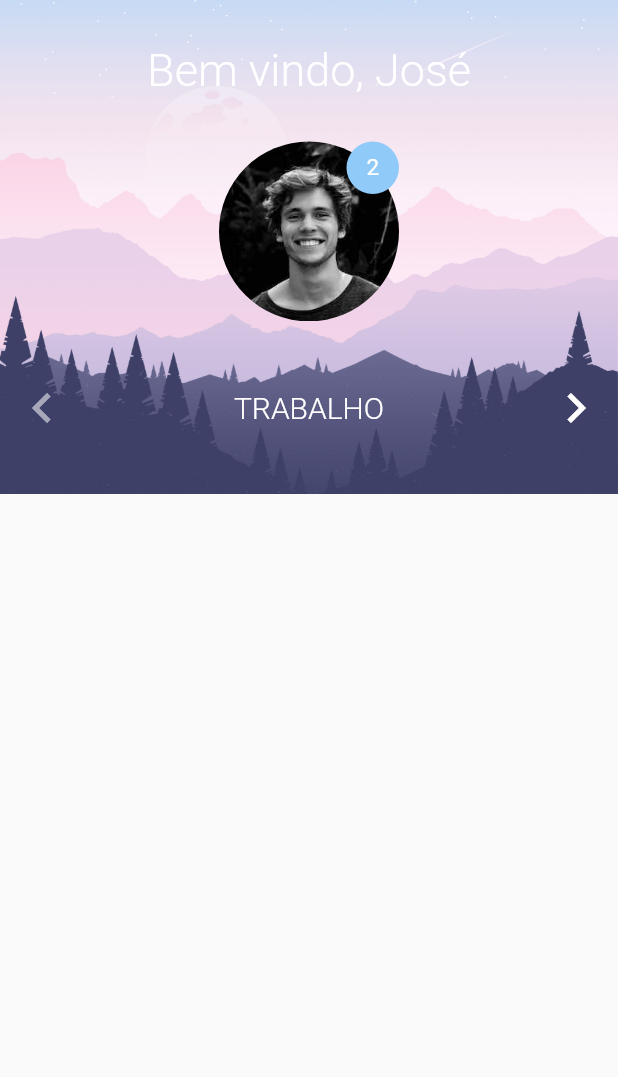
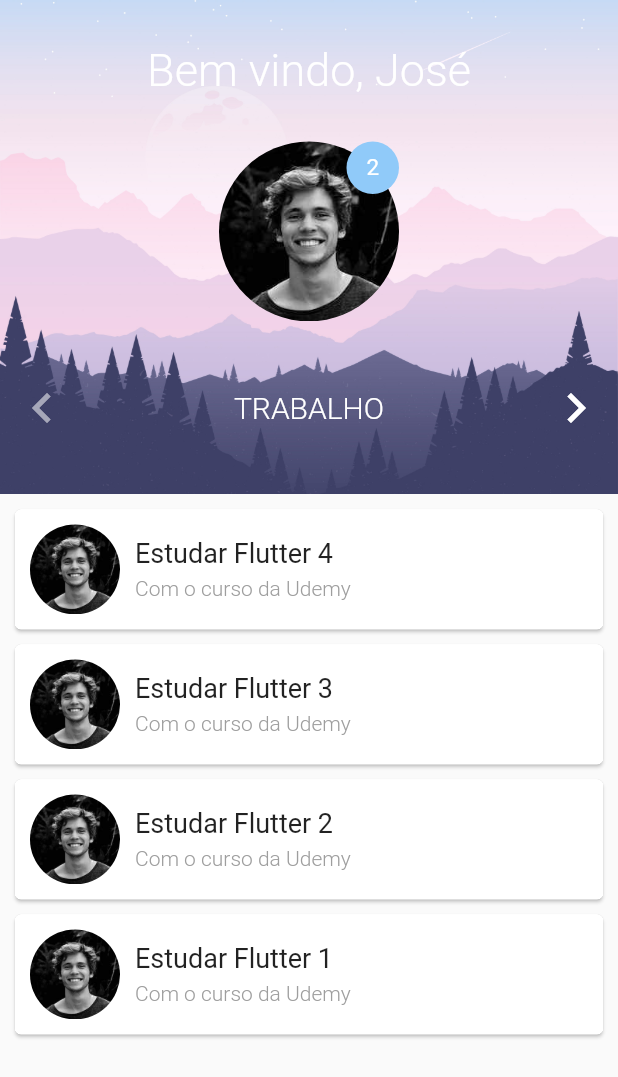
Before and after one commit to josechagas/LearningFlutter, a Flutter app: the screen it shows after launch, on a phone screen of 412 x 824 dp. Shown: the top 1077 px of the screen. Run offline on Flutter 3.47's test engine with Material 2 defaults, Android fonts, the phone set to English and light mode, and no system bars; our stand-ins replace carousel_pro, cloud_firestore, firebase_auth, firebase_storage, flare_flutter, google_sign_in and 6 more; missing offline and left inert: bloc_pattern, flutter_youtube, pedantic; accounts and stored records are empty; generated files the repository leaves out were written again.

Commit message:
Adding list presentation animation

```diff
--- /dev/null
+++ b/flutter_animations/lib/ui/widgets/animated_listview.dart
@@ -0,0 +1,50 @@
+import 'package:flutter/material.dart';
+import 'package:flutter_animations/ui/widgets/list_data.dart';
+
+class AnimatedListView extends StatelessWidget {
+
+  AnimatedListView({@required this.animation, Key key}):super(key:key);
+
+  final Animation<double> animation;
+
+  @override
+  Widget build(BuildContext context) {
+    return Stack(
+      alignment: Alignment.bottomCenter,
+      children: [
+        ListData(
+          title: 'Estudar Flutter 4',
+          subtitle: 'Com o curso da Udemy',
+          image: AssetImage(
+            'images/perfil.jpg',
+          ),
+          bottomMargin: animation.value*3,
+        ),
+        ListData(
+          title: 'Estudar Flutter 3',
+          subtitle: 'Com o curso da Udemy',
+          image: AssetImage(
+            'images/perfil.jpg',
+          ),
+          bottomMargin: animation.value*2,
+        ),
+        ListData(
+          title: 'Estudar Flutter 2',
+          subtitle: 'Com o curso da Udemy',
+          image: AssetImage(
+            'images/perfil.jpg',
+          ),
+          bottomMargin: animation.value*1,
+        ),
+        ListData(
+          title: 'Estudar Flutter 1',
+          subtitle: 'Com o curso da Udemy',
+          image: AssetImage(
+            'images/perfil.jpg',
+          ),
+          bottomMargin: animation.value*0,
+        ),
+      ],
+    );
+  }
+}
--- a/flutter_animations/lib/ui/widgets/home_stagger_animation.dart
+++ b/flutter_animations/lib/ui/widgets/home_stagger_animation.dart
@@ -1,16 +1,26 @@
 import 'package:flutter/cupertino.dart';
 import 'package:flutter/material.dart';
+import 'package:flutter_animations/ui/widgets/animated_listview.dart';
 import 'package:flutter_animations/ui/widgets/home_top.dart';
 
 class HomeStaggerAnimation extends StatelessWidget {
 
   HomeStaggerAnimation({this.controller, Key key}):
         _containerGrow = CurvedAnimation(parent: controller,curve: Curves.ease),
+        _listSlidePosition = Tween(
+            begin: 0.0,
+            end: 90.0,
+        ).animate(
+          CurvedAnimation(
+            parent: controller,
+            curve: Interval(0.325,0.8, curve: Curves.ease),
+          ),
+        ),
         super(key: key);
 
   final AnimationController controller;
   final Animation<double> _containerGrow;
-
+  final Animation<double> _listSlidePosition;
   @override
   Widget build(BuildContext context) {
     return Scaffold(
@@ -30,6 +40,9 @@ class HomeStaggerAnimation extends StatelessWidget {
         HomeTop(
           containerGrow: _containerGrow,
         ),
+        AnimatedListView(
+          animation: _listSlidePosition,
+        ),
       ],
     );
   }
--- /dev/null
+++ b/flutter_animations/lib/ui/widgets/list_data.dart
@@ -0,0 +1,70 @@
+import 'package:flutter/material.dart';
+
+class ListData extends StatelessWidget {
+  ListData({this.title, this.subtitle, this.image, this.bottomMargin, Key key})
+      : super(key: key);
+
+  final String title;
+  final String subtitle;
+  final ImageProvider image;
+  final double bottomMargin;
+
+  @override
+  Widget build(BuildContext context) {
+    return Card(
+      margin: EdgeInsets.only(left: 10, right: 10, top: 10, bottom: bottomMargin),
+      clipBehavior: Clip.hardEdge,
+      child: Container(
+        padding: EdgeInsets.symmetric(horizontal: 10,vertical: 10),
+        alignment: Alignment.center,
+        decoration: BoxDecoration(
+          color: Colors.white,
+        ),
+        child: Row(
+          children: [
+            Container(
+              height: 60,
+              width: 60,
+              decoration: BoxDecoration(
+                image: DecorationImage(
+                  image: image,
+                  fit: BoxFit.cover,
+                ),
+                shape: BoxShape.circle,
+              ),
+            ),
+            SizedBox(
+              width: 10,
+            ),
+            Expanded(
+              child: Column(
+                mainAxisAlignment: MainAxisAlignment.center,
+                crossAxisAlignment: CrossAxisAlignment.stretch,
+                children: [
+                  Text(
+                    title,
+                    style: TextStyle(
+                      fontSize: 18,
+                      fontWeight: FontWeight.w400,
+                    ),
+                  ),
+                  SizedBox(
+                    height: 5,
+                  ),
+                  Text(
+                    subtitle,
+                    style: TextStyle(
+                        fontSize: 14,
+                        fontWeight: FontWeight.w300,
+                        color: Colors.grey
+                    ),
+                  ),
+                ],
+              ),
+            ),
+          ],
+        ),
+      ),
+    );
+  }
+}
```
Also changed, not shown: flutter_animations/pubspec.lock, 2 other files.
